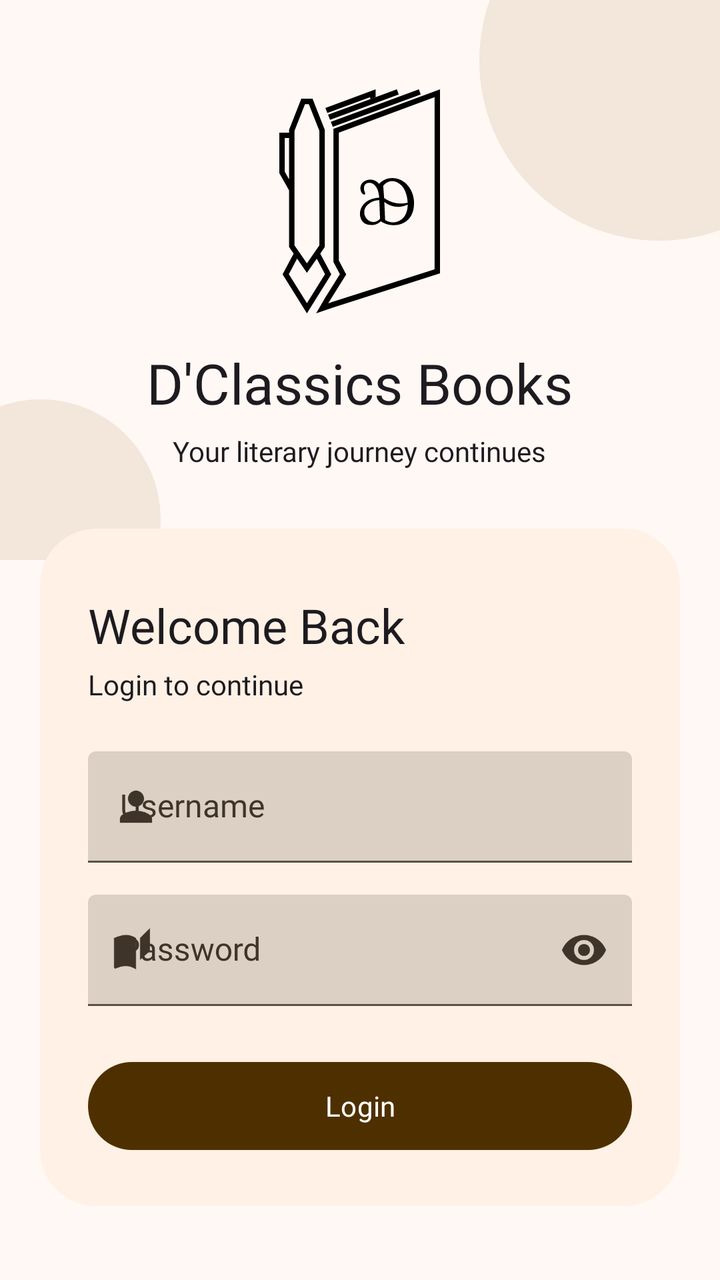
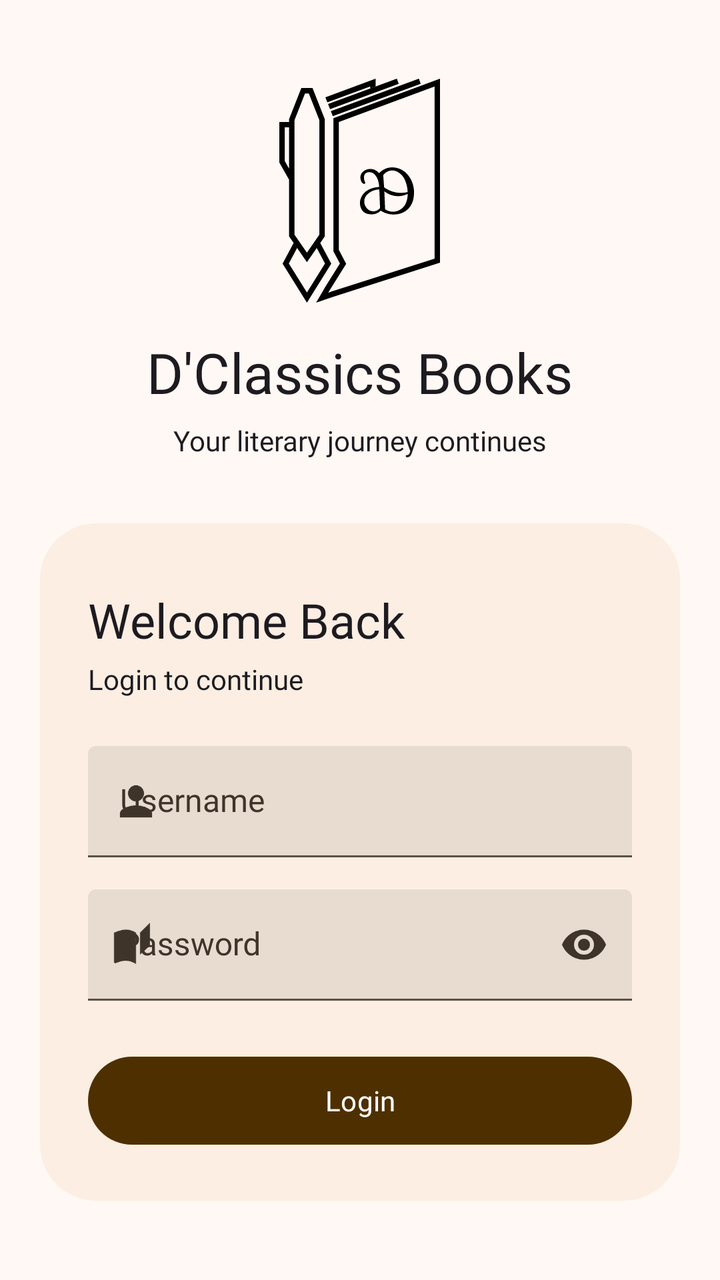

Before-and-after screenshots of an Android layout around one commit, followed by the original layout XML and the change that was made.
<!-- AndroidManifest.xml: application theme Theme.DClassicsBooks -->
<!-- res/layout/activity_login.xml -->
<?xml version="1.0" encoding="utf-8"?>
<ScrollView xmlns:android="http://schemas.android.com/apk/res/android"
    xmlns:app="http://schemas.android.com/apk/res-auto"
    android:layout_width="match_parent"
    android:layout_height="match_parent"
    android:fillViewport="true">

    <LinearLayout
        android:layout_width="match_parent"
        android:layout_height="wrap_content"
        android:orientation="vertical"
        android:minHeight="600dp">

        
        <RelativeLayout
            android:layout_width="match_parent"
            android:layout_height="280dp">

            
            <View
                android:layout_width="180dp"
                android:layout_height="180dp"
                android:layout_alignParentEnd="true"
                android:layout_alignParentTop="true"
                android:layout_marginEnd="-60dp"
                android:layout_marginTop="-60dp"
                android:background="@drawable/shape_circle_light_overlay"/>

            
            <View
                android:layout_width="120dp"
                android:layout_height="120dp"
                android:layout_alignParentStart="true"
                android:layout_alignParentBottom="true"
                android:layout_marginStart="-40dp"
                android:layout_marginBottom="-40dp"
                android:background="@drawable/shape_circle_light_overlay"/>

            
            <LinearLayout
                android:layout_width="wrap_content"
                android:layout_height="wrap_content"
                android:layout_centerInParent="true"
                android:orientation="vertical"
                android:gravity="center">

                <ImageView
                    android:layout_width="81dp"
                    android:layout_height="112dp"
                    android:src="@drawable/logo"
                    android:contentDescription="Logo"
                    android:layout_marginBottom="@dimen/space100" />

                <TextView
                    android:layout_width="wrap_content"
                    android:layout_height="wrap_content"
                    android:layout_marginTop="@dimen/space100"
                    android:text="@string/app_name"
                    android:textAppearance="?attr/textAppearanceHeadlineMedium" />

                <TextView
                    android:layout_width="wrap_content"
                    android:layout_height="wrap_content"
                    android:text="@string/login_subtitle"
                    android:textAppearance="?attr/textAppearanceBodyMedium"
                    android:layout_marginTop="@dimen/space075"/>

            </LinearLayout>
        </RelativeLayout>

        
        <com.google.android.material.card.MaterialCardView
            android:layout_width="match_parent"
            android:layout_height="wrap_content"
            android:layout_marginHorizontal="@dimen/space250"
            android:layout_marginTop="-16dp"
            android:layout_marginBottom="@dimen/space400"
            app:shapeAppearance="@style/ShapeAppearance.Material3.Corner.ExtraLarge">

            <LinearLayout
                android:layout_width="match_parent"
                android:layout_height="wrap_content"
                android:orientation="vertical"
                android:paddingHorizontal="@dimen/space300"
                android:paddingTop="@dimen/space400"
                android:paddingBottom="@dimen/space300">

                <TextView
                    android:layout_width="wrap_content"
                    android:layout_height="wrap_content"
                    android:text="@string/welcome_back"
                    android:textAppearance="?attr/textAppearanceHeadlineSmall" />

                <LinearLayout
                    android:layout_width="wrap_content"
                    android:layout_height="wrap_content"
                    android:orientation="horizontal"
                    android:gravity="center_vertical"
                    android:layout_marginTop="@dimen/space050"
                    android:layout_marginBottom="@dimen/space300">

                    <TextView
                        android:layout_width="wrap_content"
                        android:layout_height="wrap_content"
                        android:text="Login to continue"
                        android:textAppearance="?attr/textAppearanceBodyMedium"/>
                </LinearLayout>

                <com.google.android.material.textfield.TextInputLayout
                    android:id="@+id/til_username"
                    style="@style/Widget.Material3.TextInputLayout.FilledBox"
                    android:layout_width="match_parent"
                    android:layout_height="wrap_content"
                    android:hint="@string/username_hint"
                    app:startIconDrawable="@drawable/ic_person">

                    <com.google.android.material.textfield.TextInputEditText
                        android:id="@+id/et_username"
                        android:layout_width="match_parent"
                        android:layout_height="wrap_content"
                        android:inputType="text"
                        android:imeOptions="actionNext"/>
                </com.google.android.material.textfield.TextInputLayout>

                <com.google.android.material.textfield.TextInputLayout
                    android:id="@+id/til_password"
                    style="@style/Widget.Material3.TextInputLayout.FilledBox"
                    android:layout_width="match_parent"
                    android:layout_height="wrap_content"
                    android:layout_marginTop="@dimen/space200"
                    android:hint="@string/password_hint"
                    app:startIconDrawable="@drawable/ic_auto_stories"
                    app:endIconMode="password_toggle">

                    <com.google.android.material.textfield.TextInputEditText
                        android:id="@+id/et_password"
                        android:layout_width="match_parent"
                        android:layout_height="wrap_content"
                        android:inputType="textPassword"
                        android:imeOptions="actionDone"/>
                </com.google.android.material.textfield.TextInputLayout>

                <Button
                    android:id="@+id/btn_login"
                    android:layout_width="match_parent"
                    android:layout_height="52dp"
                    android:layout_marginTop="@dimen/space300"
                    android:text="@string/btn_login"/>

            </LinearLayout>
        </com.google.android.material.card.MaterialCardView>

    </LinearLayout>
</ScrollView>
<!-- resources referenced by this layout -->
<resources>
  <dimen name="space050">4dp</dimen>
  <dimen name="space075">6dp</dimen>
  <dimen name="space100">8dp</dimen>
  <dimen name="space200">16dp</dimen>
  <dimen name="space250">20dp</dimen>
  <dimen name="space300">24dp</dimen>
  <dimen name="space400">32dp</dimen>
  <!-- drawable shape_circle_light_overlay (drawable) -->
  <?xml version="1.0" encoding="utf-8"?>
  <shape xmlns:android="http://schemas.android.com/apk/res/android"
      android:shape="oval">
      <solid android:color="@color/surface_container"/>
  </shape>
  <string name="app_name">D\'Classics Books</string>
  <string name="btn_login">Login</string>
  <string name="login_subtitle">Your literary journey continues</string>
  <string name="password_hint">Password</string>
  <string name="username_hint">Username</string>
  <string name="welcome_back">Welcome Back</string>
  <style name="Theme.DClassicsBooks" parent="Theme.DClassicsBooks.Base" />
  <color name="surface_container">#F3E6DA</color>
  <color name="primary">#4E3000</color>
  <color name="white">#FFFFFF</color>
  <color name="primary_container">#926421</color>
  <color name="secondary">#45331C</color>
  <color name="secondary_container">#80694E</color>
  <color name="accent">#00385F</color>
  <color name="accent_container">#43709D</color>
  <color name="error">#740006</color>
  <color name="error_container">#CF2C27</color>
  <color name="surface">#FFF8F4</color>
  <color name="surface_container_low">#FFF1E5</color>
  <color name="surface_container_high">#DCCFC4</color>
  <color name="outline">#5C5144</color>
  <color name="outline_variant">#776B5E</color>
  <color name="on_surface">#161009</color>
  <color name="on_surface_variant">#3E3429</color>
  <style name="Typography.DisplayLarge" parent="TextAppearance.Material3.DisplayLarge">
          <item name="fontFamily">@font/aleo_semibold</item>
          <item name="android:fontFamily">@font/aleo_semibold</item>
      </style>
  <style name="Typography.DisplaySmall" parent="TextAppearance.Material3.DisplaySmall">
          <item name="fontFamily">@font/aleo_semibold</item>
          <item name="android:fontFamily">@font/aleo_semibold</item>
      </style>
  <style name="Typography.HeadlineSmall" parent="TextAppearance.Material3.HeadlineSmall">
          <item name="fontFamily">@font/aleo_semibold</item>
          <item name="android:fontFamily">@font/aleo_semibold</item>
      </style>
  <style name="Typography.TitleLarge" parent="TextAppearance.Material3.TitleLarge">
          <item name="fontFamily">@font/aleo_semibold</item>
          <item name="android:fontFamily">@font/aleo_semibold</item>
      </style>
  <style name="Typography.TitleMedium" parent="TextAppearance.Material3.TitleMedium">
          <item name="fontFamily">@font/aleo_semibold</item>
          <item name="android:fontFamily">@font/aleo_semibold</item>
      </style>
  <style name="Typography.TitleSmall" parent="TextAppearance.Material3.TitleSmall">
          <item name="fontFamily">@font/aleo_semibold</item>
          <item name="android:fontFamily">@font/aleo_semibold</item>
      </style>
  <style name="Typography.LabelLarge" parent="TextAppearance.Material3.LabelLarge">
          <item name="fontFamily">@font/inter_medium</item>
          <item name="android:fontFamily">@font/inter_medium</item>
      </style>
  <style name="Typography.LabelMedium" parent="TextAppearance.Material3.LabelMedium">
          <item name="fontFamily">@font/inter_medium</item>
          <item name="android:fontFamily">@font/inter_medium</item>
      </style>
  <style name="Typography.LabelSmall" parent="TextAppearance.Material3.LabelSmall">
          <item name="fontFamily">@font/inter_medium</item>
          <item name="android:fontFamily">@font/inter_medium</item>
      </style>
  <style name="Widget.DClassicsBooks.CardView" parent="Widget.Material3.CardView.Filled">
          <item name="cardBackgroundColor">?attr/colorSurfaceContainerLow</item>
          <item name="strokeWidth">0dp</item>
      </style>
  <!-- unchanged entries left out for length: 10 -->
</resources>

<!-- the commit's change to res/layout/activity_login.xml (unified diff, before → after) -->
@@ -5,44 +5,26 @@
     android:layout_height="match_parent"
     android:fillViewport="true">
 
-    <LinearLayout
+    <RelativeLayout
         android:layout_width="match_parent"
         android:layout_height="wrap_content"
-        android:orientation="vertical"
         android:minHeight="600dp">
 
         
-        <RelativeLayout
+        <LinearLayout
             android:layout_width="match_parent"
-            android:layout_height="280dp">
-
-            
-            <View
-                android:layout_width="180dp"
-                android:layout_height="180dp"
-                android:layout_alignParentEnd="true"
-                android:layout_alignParentTop="true"
-                android:layout_marginEnd="-60dp"
-                android:layout_marginTop="-60dp"
-                android:background="@drawable/shape_circle_light_overlay"/>
-
-            
-            <View
-                android:layout_width="120dp"
-                android:layout_height="120dp"
-                android:layout_alignParentStart="true"
-                android:layout_alignParentBottom="true"
-                android:layout_marginStart="-40dp"
-                android:layout_marginBottom="-40dp"
-                android:background="@drawable/shape_circle_light_overlay"/>
+            android:layout_height="wrap_content"
+            android:layout_centerInParent="true"
+            android:orientation="vertical"
+            android:paddingVertical="@dimen/space400">
 
             
             <LinearLayout
-                android:layout_width="wrap_content"
+                android:layout_width="match_parent"
                 android:layout_height="wrap_content"
-                android:layout_centerInParent="true"
                 android:orientation="vertical"
-                android:gravity="center">
+                android:gravity="center"
+                android:layout_marginBottom="@dimen/space400">
 
                 <ImageView
                     android:layout_width="81dp"
@@ -66,89 +48,88 @@
                     android:layout_marginTop="@dimen/space075"/>
 
             </LinearLayout>
-        </RelativeLayout>
 
-        
-        <com.google.android.material.card.MaterialCardView
-            android:layout_width="match_parent"
-            android:layout_height="wrap_content"
-            android:layout_marginHorizontal="@dimen/space250"
-            android:layout_marginTop="-16dp"
-            android:layout_marginBottom="@dimen/space400"
-            app:shapeAppearance="@style/ShapeAppearance.Material3.Corner.ExtraLarge">
-
-            <LinearLayout
+            
+            <com.google.android.material.card.MaterialCardView
                 android:layout_width="match_parent"
                 android:layout_height="wrap_content"
-                android:orientation="vertical"
-                android:paddingHorizontal="@dimen/space300"
-                android:paddingTop="@dimen/space400"
-                android:paddingBottom="@dimen/space300">
-
-                <TextView
-                    android:layout_width="wrap_content"
-                    android:layout_height="wrap_content"
-                    android:text="@string/welcome_back"
-                    android:textAppearance="?attr/textAppearanceHeadlineSmall" />
+                android:layout_marginHorizontal="@dimen/space250"
+                app:shapeAppearance="@style/ShapeAppearance.Material3.Corner.ExtraLarge">
 
                 <LinearLayout
-                    android:layout_width="wrap_content"
+                    android:layout_width="match_parent"
                     android:layout_height="wrap_content"
-                    android:orientation="horizontal"
-                    android:gravity="center_vertical"
-                    android:layout_marginTop="@dimen/space050"
-                    android:layout_marginBottom="@dimen/space300">
+                    android:orientation="vertical"
+                    android:paddingHorizontal="@dimen/space300"
+                    android:paddingTop="@dimen/space400"
+                    android:paddingBottom="@dimen/space300">
 
                     <TextView
                         android:layout_width="wrap_content"
                         android:layout_height="wrap_content"
-                        android:text="Login to continue"
-                        android:textAppearance="?attr/textAppearanceBodyMedium"/>
-                </LinearLayout>
+                        android:text="@string/welcome_back"
+                        android:textAppearance="?attr/textAppearanceHeadlineSmall" />
 
-                <com.google.android.material.textfield.TextInputLayout
-                    android:id="@+id/til_username"
-                    style="@style/Widget.Material3.TextInputLayout.FilledBox"
-                    android:layout_width="match_parent"
-                    android:layout_height="wrap_content"
-                    android:hint="@string/username_hint"
-                    app:startIconDrawable="@drawable/ic_person">
+                    <LinearLayout
+                        android:layout_width="wrap_content"
+                        android:layout_height="wrap_content"
+                        android:orientation="horizontal"
+                        android:gravity="center_vertical"
+                        android:layout_marginTop="@dimen/space050"
+                        android:layout_marginBottom="@dimen/space300">
 
-                    <com.google.android.material.textfield.TextInputEditText
-                        android:id="@+id/et_username"
+                        <TextView
+                            android:layout_width="wrap_content"
+                            android:layout_height="wrap_content"
+                            android:text="Login to continue"
+                            android:textAppearance="?attr/textAppearanceBodyMedium"/>
+                    </LinearLayout>
+
+                    <com.google.android.material.textfield.TextInputLayout
+                        android:id="@+id/til_username"
+                        style="@style/Widget.Material3.TextInputLayout.FilledBox"
                         android:layout_width="match_parent"
                         android:layout_height="wrap_content"
-                        android:inputType="text"
-                        android:imeOptions="actionNext"/>
-                </com.google.android.material.textfield.TextInputLayout>
+                        android:hint="@string/username_hint"
+                        app:startIconDrawable="@drawable/ic_person">
 
-                <com.google.android.material.textfield.TextInputLayout
-                    android:id="@+id/til_password"
-                    style="@style/Widget.Material3.TextInputLayout.FilledBox"
-                    android:layout_width="match_parent"
-                    android:layout_height="wrap_content"
-                    android:layout_marginTop="@dimen/space200"
-                    android:hint="@string/password_hint"
-                    app:startIconDrawable="@drawable/ic_auto_stories"
-                    app:endIconMode="password_toggle">
+                        <com.google.android.material.textfield.TextInputEditText
+                            android:id="@+id/et_username"
+                            android:layout_width="match_parent"
+                            android:layout_height="wrap_content"
+                            android:inputType="text"
+                            android:imeOptions="actionNext"/>
+                    </com.google.android.material.textfield.TextInputLayout>
 
-                    <com.google.android.material.textfield.TextInputEditText
-                        android:id="@+id/et_password"
+                    <com.google.android.material.textfield.TextInputLayout
+                        android:id="@+id/til_password"
+                        style="@style/Widget.Material3.TextInputLayout.FilledBox"
                         android:layout_width="match_parent"
                         android:layout_height="wrap_content"
-                        android:inputType="textPassword"
-                        android:imeOptions="actionDone"/>
-                </com.google.android.material.textfield.TextInputLayout>
+                        android:layout_marginTop="@dimen/space200"
+                        android:hint="@string/password_hint"
+                        app:startIconDrawable="@drawable/ic_auto_stories"
+                        app:endIconMode="password_toggle">
 
-                <Button
-                    android:id="@+id/btn_login"
-                    android:layout_width="match_parent"
-                    android:layout_height="52dp"
-                    android:layout_marginTop="@dimen/space300"
-                    android:text="@string/btn_login"/>
+                        <com.google.android.material.textfield.TextInputEditText
+                            android:id="@+id/et_password"
+                            android:layout_width="match_parent"
+                            android:layout_height="wrap_content"
+                            android:inputType="textPassword"
+                            android:imeOptions="actionDone"/>
+                    </com.google.android.material.textfield.TextInputLayout>
 
-            </LinearLayout>
-        </com.google.android.material.card.MaterialCardView>
+                    <Button
+                        android:id="@+id/btn_login"
+                        android:layout_width="match_parent"
+                        android:layout_height="52dp"
+                        android:layout_marginTop="@dimen/space300"
+                        android:text="@string/btn_login"/>
 
-    </LinearLayout>
+                </LinearLayout>
+            </com.google.android.material.card.MaterialCardView>
+
+        </LinearLayout>
+
+    </RelativeLayout>
 </ScrollView>
<!-- resource entries referenced after the edit -->
@@ -7,12 +7,6 @@
   <dimen name="space250">20dp</dimen>
   <dimen name="space300">24dp</dimen>
   <dimen name="space400">32dp</dimen>
-  <!-- drawable shape_circle_light_overlay (drawable) -->
-  <?xml version="1.0" encoding="utf-8"?>
-  <shape xmlns:android="http://schemas.android.com/apk/res/android"
-      android:shape="oval">
-      <solid android:color="@color/surface_container"/>
-  </shape>
   <string name="app_name">D\'Classics Books</string>
   <string name="btn_login">Login</string>
   <string name="login_subtitle">Your literary journey continues</string>
@@ -31,8 +25,8 @@
   <color name="error">#740006</color>
   <color name="error_container">#CF2C27</color>
   <color name="surface">#FFF8F4</color>
-  <color name="surface_container_low">#FFF1E5</color>
-  <color name="surface_container_high">#DCCFC4</color>
+  <color name="surface_container_low">#FCEEE2</color>
+  <color name="surface_container_high">#E8DBCF</color>
   <color name="outline">#5C5144</color>
   <color name="outline_variant">#776B5E</color>
   <color name="on_surface">#161009</color>
